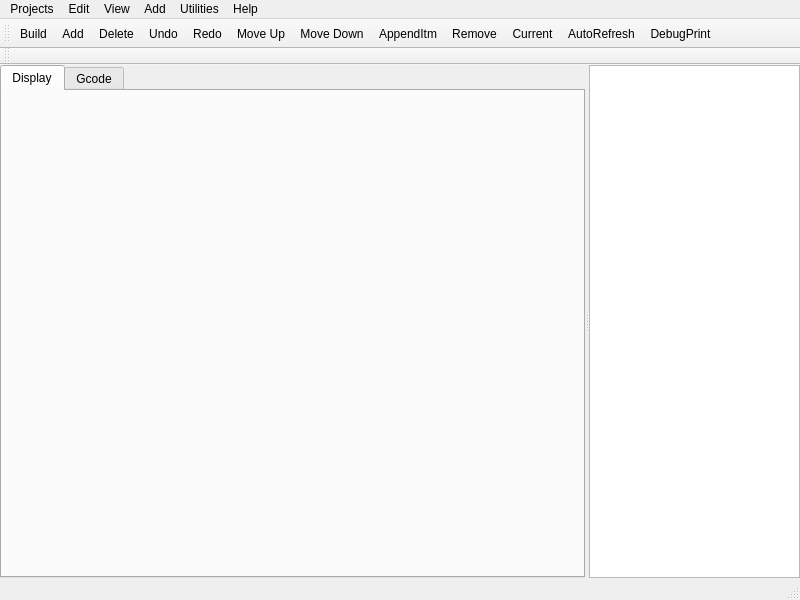
Old version of the form lib/python/qtvcp/lib/native_cam/ncam.ui in the repository LinuxCNC/linuxcnc.
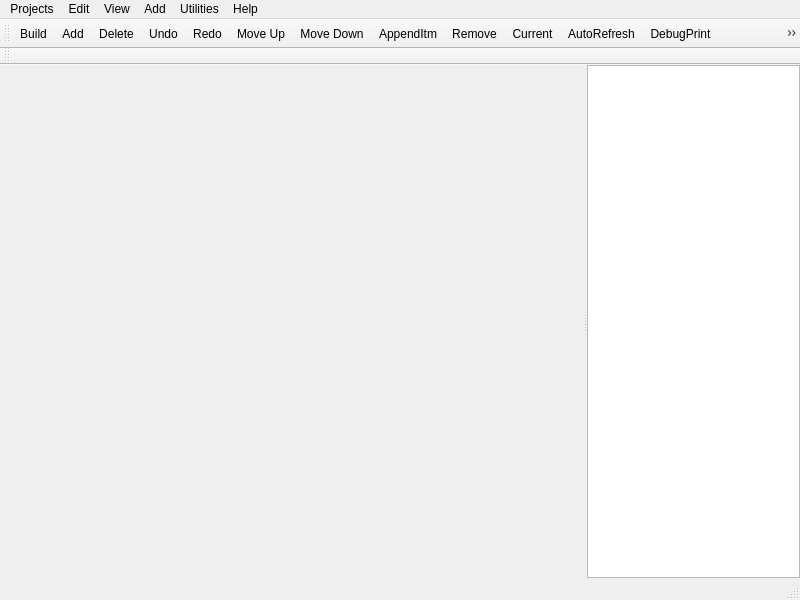
New version of the form.

Commit message: ncam -update ui, add lathe graphics display buttons, scroll on expand

```diff
--- a/lib/python/qtvcp/lib/native_cam/ncam.ui
+++ b/lib/python/qtvcp/lib/native_cam/ncam.ui
@@ -38,20 +38,11 @@
       <widget class="QWidget" name="verticalLayoutWidget_2">
        <layout class="QHBoxLayout" name="horizontalLayout_2">
         <item>
-         <widget class="QTabWidget" name="tabWidget">
-          <property name="currentIndex">
-           <number>0</number>
-          </property>
-          <widget class="QWidget" name="tab">
-           <attribute name="title">
-            <string>Display</string>
-           </attribute>
+         <widget class="QStackedWidget" name="stackedWidget_output">
+          <widget class="QWidget" name="stackedWidgetPage1" native="true">
            <layout class="QVBoxLayout" name="displayLayout"/>
           </widget>
-          <widget class="QWidget" name="tab_2">
-           <attribute name="title">
-            <string>Gcode</string>
-           </attribute>
+          <widget class="QWidget" name="stackedWidgetPage2" native="true">
            <layout class="QVBoxLayout" name="verticalLayout_2">
             <item>
              <layout class="QVBoxLayout" name="verticalLayout">
@@ -290,6 +281,7 @@
    <addaction name="actionCurrent"/>
    <addaction name="actionAutoRefresh"/>
    <addaction name="actionDebugPrint"/>
+   <addaction name="actionOutputWindow"/>
   </widget>
   <widget class="QToolBar" name="nc_toolbar">
    <property name="windowTitle">
@@ -681,6 +673,24 @@
     <string>ShowZ</string>
    </property>
   </action>
+  <action name="actionShowY">
+   <property name="text">
+    <string>ShowY</string>
+   </property>
+  </action>
+  <action name="actionShowY2">
+   <property name="text">
+    <string>ShowY2</string>
+   </property>
+  </action>
+  <action name="actionOutputWindow">
+   <property name="checkable">
+    <bool>true</bool>
+   </property>
+   <property name="text">
+    <string>OutputWindow</string>
+   </property>
+  </action>
  </widget>
  <resources/>
  <connections/>
```
The commit also changes 1 other file.
